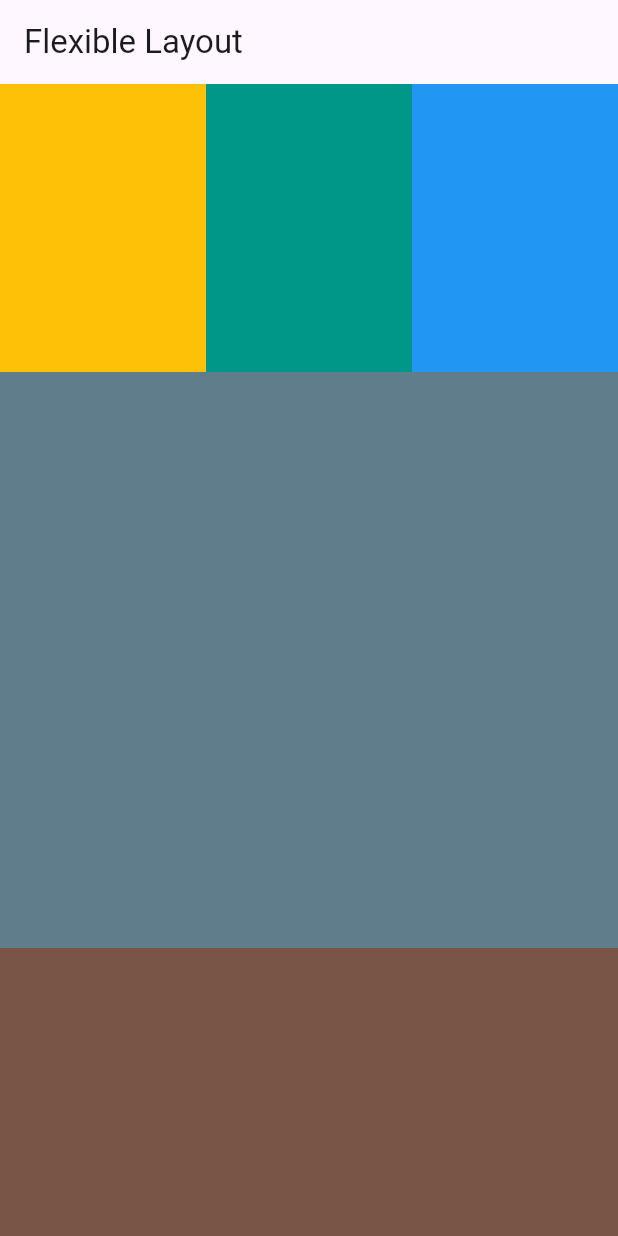
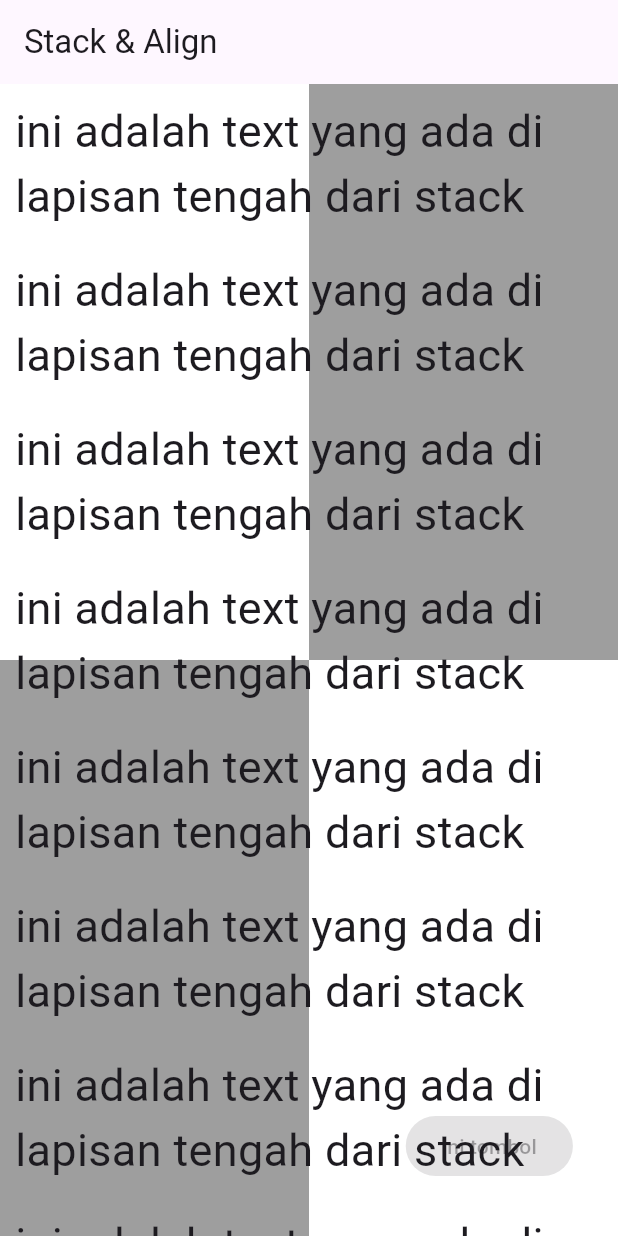
Before and after one commit to nentinur/Speedrun-Belajar-Flutter, a Flutter app: the screen it shows after launch, on a phone screen of 412 x 824 dp. Run offline on Flutter 3.47's test engine with Material 3 defaults, Android fonts, the phone set to English and light mode, and no system bars.

Commit message:
stack & align

```diff
--- a/lib/main.dart
+++ b/lib/main.dart
@@ -5,6 +5,10 @@ import 'package:flutter/material.dart';
 void main() {
   runApp(const MyApp());
 }
+
+// column = berjejer ke bawah
+// row = berjejer ke samping
+// stack = berjejer ke depan = seperti layer
 
 class MyApp extends StatelessWidget {
   const MyApp({super.key});
@@ -14,42 +18,102 @@ class MyApp extends StatelessWidget {
     return MaterialApp(
       home: Scaffold(
         appBar: AppBar(
-          title: Text("Flexible Layout"),
+          title: Text("Stack & Align"),
         ),
-        body: Column(
+        body: Stack(
+          children: [
+            //layer 1: background
+            Column(
               children: [
                 Flexible(
                     flex: 1,
                     child: Row(
                       children: [
                         Flexible(
-                      flex: 1,
                             child: Container(
-                        color: Colors.amber,
+                          color: Colors.white,
+                        )),
+                        Flexible(
+                            child: Container(
+                          color: Colors.grey,
+                        ))
+                      ],
                     )),
                 Flexible(
                     flex: 1,
+                    child: Row(
+                      children: [
+                        Flexible(
                             child: Container(
-                        color: Colors.teal,
+                          color: Colors.grey,
                         )),
                         Flexible(
-                      flex: 1,
                             child: Container(
-                        color: Colors.blue,
+                          color: Colors.white,
+                        ))
+                      ],
+                    ))
+              ],
+            ),
+            // layer 2
+            ListView(
+              children: [
+                Container(
+                    margin: EdgeInsets.all(10),
+                    child: Text(
+                      "ini adalah text yang ada di lapisan tengah dari stack",
+                      style: TextStyle(fontSize: 30),
+                    )),
+                Container(
+                    margin: EdgeInsets.all(10),
+                    child: Text(
+                      "ini adalah text yang ada di lapisan tengah dari stack",
+                      style: TextStyle(fontSize: 30),
+                    )),
+                Container(
+                    margin: EdgeInsets.all(10),
+                    child: Text(
+                      "ini adalah text yang ada di lapisan tengah dari stack",
+                      style: TextStyle(fontSize: 30),
+                    )),
+                Container(
+                    margin: EdgeInsets.all(10),
+                    child: Text(
+                      "ini adalah text yang ada di lapisan tengah dari stack",
+                      style: TextStyle(fontSize: 30),
+                    )),
+                Container(
+                    margin: EdgeInsets.all(10),
+                    child: Text(
+                      "ini adalah text yang ada di lapisan tengah dari stack",
+                      style: TextStyle(fontSize: 30),
+                    )),
+                Container(
+                    margin: EdgeInsets.all(10),
+                    child: Text(
+                      "ini adalah text yang ada di lapisan tengah dari stack",
+                      style: TextStyle(fontSize: 30),
+                    )),
+                Container(
+                    margin: EdgeInsets.all(10),
+                    child: Text(
+                      "ini adalah text yang ada di lapisan tengah dari stack",
+                      style: TextStyle(fontSize: 30),
+                    )),
+                Container(
+                    margin: EdgeInsets.all(10),
+                    child: Text(
+                      "ini adalah text yang ada di lapisan tengah dari stack",
+                      style: TextStyle(fontSize: 30),
                     )),
               ],
             ),
-            ),
-            Flexible(
-                flex: 2,
-                child: Container(
-                  color: Colors.blueGrey,
-                )),
-            Flexible(
-                flex: 1,
-                child: Container(
-                  color: Colors.brown,
-                )),
+            // layer 3: button
+            Align(
+                // align untuk mengatur posisi, atas = -1, bawah 1, tengah 0, kanan = 1, kiri = -1
+                alignment: Alignment(0.8, 0.9),
+                child:
+                    ElevatedButton(onPressed: null, child: Text("ini tombol")))
           ],
         ),
       ),
```
Lines whose indentation alone changed are shown as unchanged.
